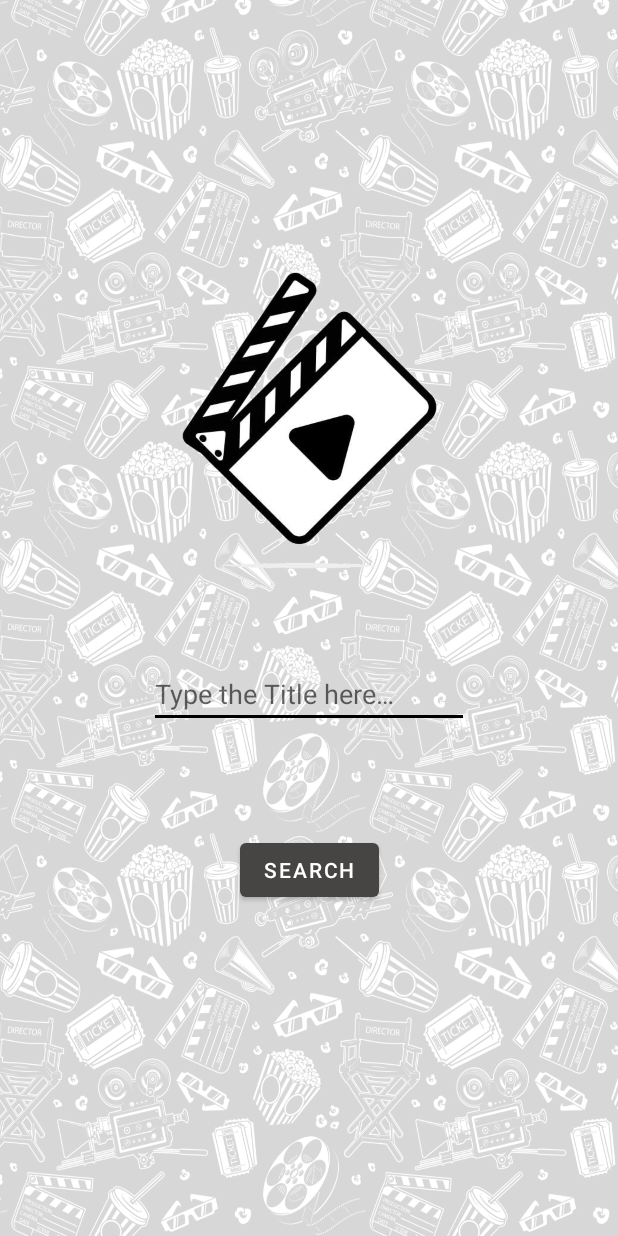
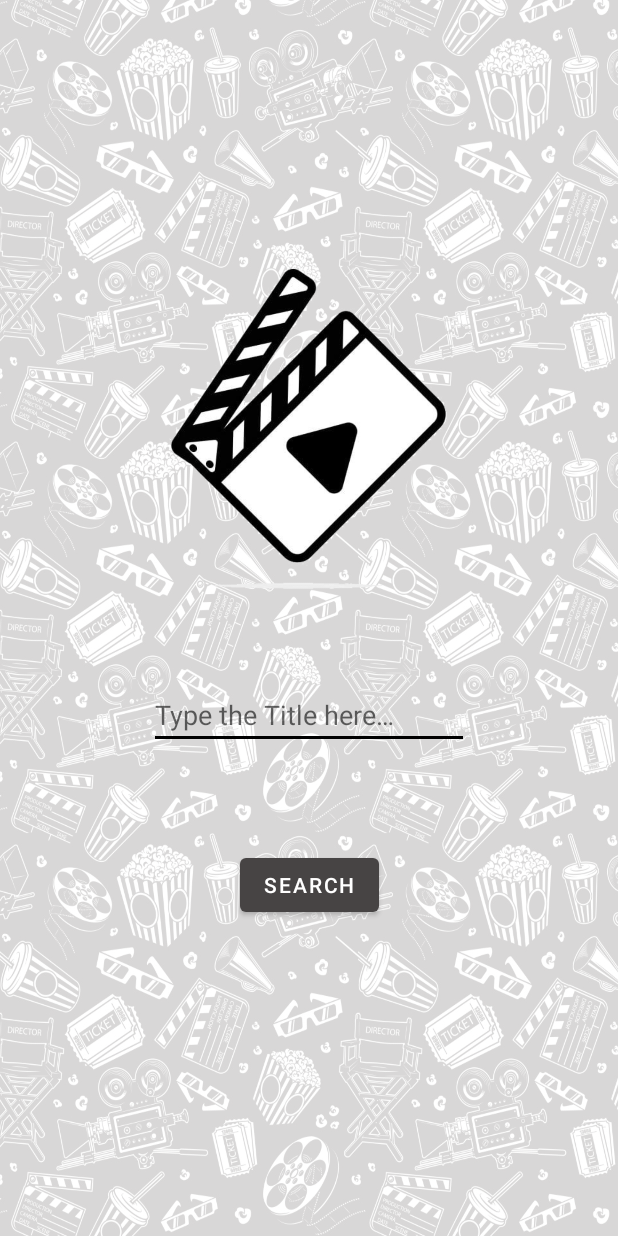
Before and after one commit to tamaxx/Projeto_API, an Android app: the screen it shows after launch (MainActivity), on a phone screen of 412 x 824 dp. Run offline under Robolectric (Android 15) with nearby library versions, the phone set to English and light mode, and no system bars; our stand-ins replace Picasso, Volley; pictures from the network do not load.

Commit message:
search/design commit 2

```diff
--- a/app/src/main/res/layout/activity_main.xml
+++ b/app/src/main/res/layout/activity_main.xml
@@ -9,13 +9,14 @@
 
     <ImageView
         android:id="@+id/img_logo"
-        android:layout_width="199dp"
-        android:layout_height="203dp"
+        android:layout_width="214dp"
+        android:layout_height="220dp"
         app:layout_constraintBottom_toBottomOf="parent"
         app:layout_constraintEnd_toEndOf="parent"
+        app:layout_constraintHorizontal_bias="0.497"
         app:layout_constraintStart_toStartOf="parent"
         app:layout_constraintTop_toTopOf="parent"
-        app:layout_constraintVertical_bias="0.291"
+        app:layout_constraintVertical_bias="0.295"
         app:srcCompat="@drawable/movie" />
 
     <EditText
```
